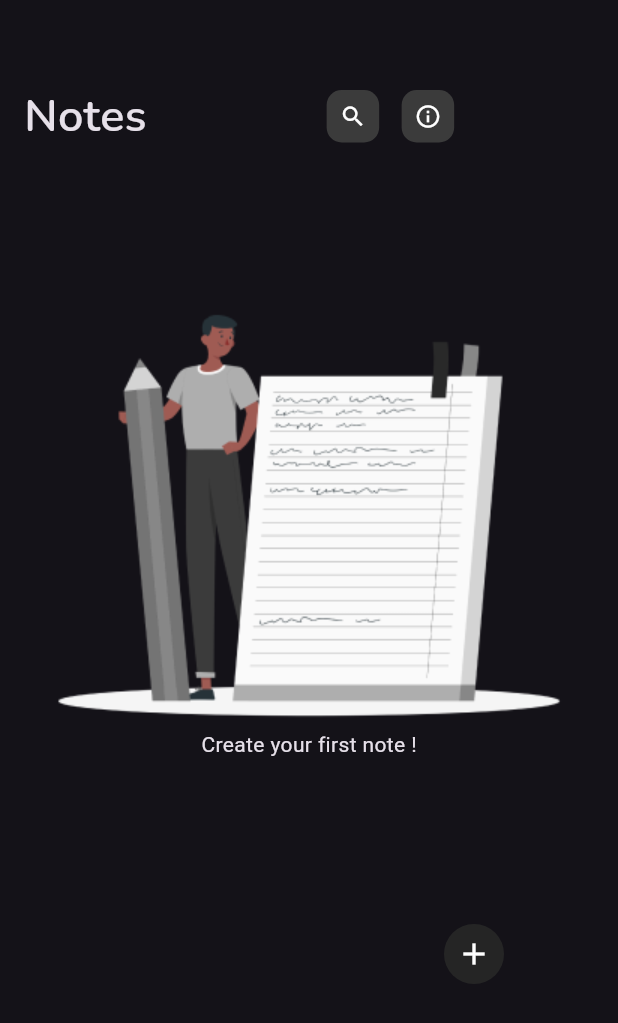
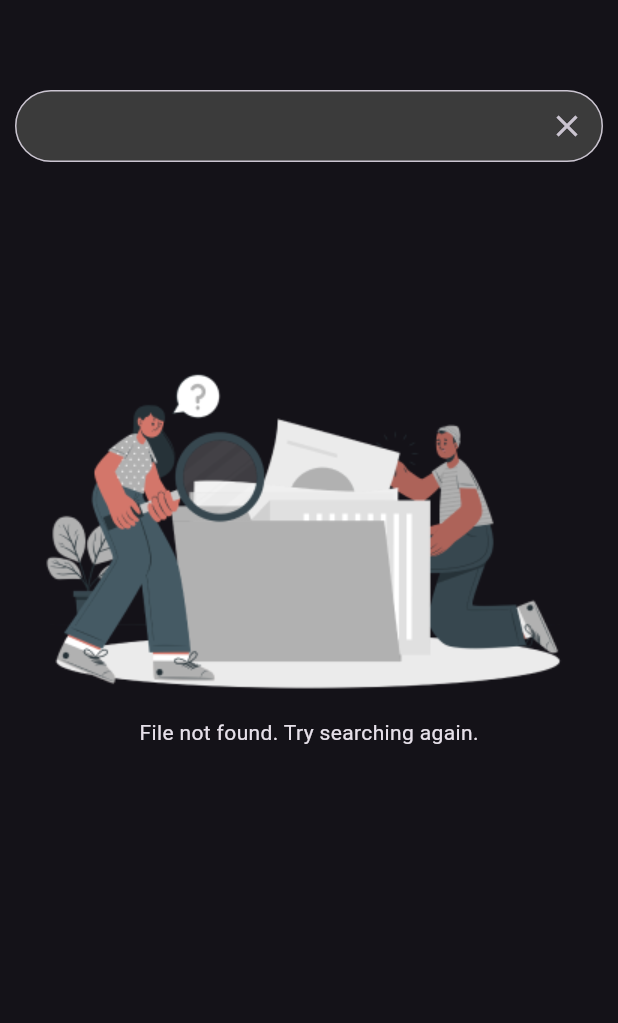
Before and after one commit to MohamedRabeaaa/Notes-App, a Flutter app: the screen it shows after launch, after a tap on the "info outline" icon, on a phone screen of 412 x 824 dp. Shown: the top 1023 px of the screen. Run offline on Flutter 3.47's test engine with Material 3 defaults, Android fonts, the phone set to English and light mode, and no system bars; Roboto replaces fonts that are missing (assets/fonts/Nunito-Light.ttf).

Commit message:
create search view , search empty view and modify floating action button

```diff
--- a/lib/constants/constants.dart
+++ b/lib/constants/constants.dart
@@ -10,3 +10,5 @@ Icon infoIchIcon = Icon(
   size: 18,
   color: Colors.white,
 );
+
+Icon closeIcon = Icon(Icons.close);
--- /dev/null
+++ b/lib/views/empty_search_view.dart
@@ -0,0 +1,39 @@
+import 'package:flutter/material.dart';
+
+import '../constants/constants.dart';
+import '../widgets/custom_text_from_field.dart';
+
+class EmptySearchView extends StatelessWidget {
+  final String? textSearch;
+  const EmptySearchView({
+    super.key,
+    this.textSearch,
+  });
+
+  @override
+  Widget build(BuildContext context) {
+    return Scaffold(
+      body: Column(
+        children: [
+          const SizedBox(
+            height: 50,
+          ),
+          CustomTextFromField(
+            hintText: textSearch,
+            icon: closeIcon,
+          ),
+          const SizedBox(
+            height: 120,
+          ),
+          Image.asset('assets/images/empty search.png'),
+          Text(
+            'File not found. Try searching again.',
+            style: TextStyle(
+              fontFamily: 'assets/fonts/Nunito-Light.ttf',
+            ),
+          ),
+        ],
+      ),
+    );
+  }
+}
--- a/lib/views/notes_view.dart
+++ b/lib/views/notes_view.dart
@@ -7,8 +7,17 @@ class NotesView extends StatelessWidget {
 
   @override
   Widget build(BuildContext context) {
-    return const Scaffold(
-      body: NotesViewBody(),
+    return Scaffold(
+      floatingActionButton: FloatingActionButton(
+        onPressed: () {},
+        backgroundColor: Color(0xff252525),
+        shape: const CircleBorder(),
+        child: const Icon(
+          Icons.add,
+          size: 35,
+        ),
+      ),
+      body: const NotesViewBody(),
     );
   }
 }
--- /dev/null
+++ b/lib/views/search_view.dart
@@ -0,0 +1,25 @@
+import 'package:flutter/material.dart';
+
+import '../constants/constants.dart';
+import '../widgets/custom_text_from_field.dart';
+
+class SearchView extends StatelessWidget {
+  const SearchView({super.key});
+
+  @override
+  Widget build(BuildContext context) {
+    return Scaffold(
+      body: Column(
+        children: [
+          SizedBox(
+            height: 50,
+          ),
+          CustomTextFromField(
+            hintText: 'Search by the keyword...',
+            icon: closeIcon,
+          ),
+        ],
+      ),
+    );
+  }
+}
--- a/lib/widgets/appbar_notes_view.dart
+++ b/lib/widgets/appbar_notes_view.dart
@@ -1,5 +1,7 @@
 import 'package:flutter/material.dart';
 import 'package:flutter/widgets.dart';
+import 'package:notes_app/views/empty_search_view.dart';
+import 'package:notes_app/views/search_view.dart';
 
 import '../constants/constants.dart';
 import 'custom_appbar_icon.dart';
@@ -14,18 +16,38 @@ class AppbarNotesView extends StatelessWidget {
         const Text(
           'Notes',
           style: TextStyle(
-            fontSize: 30,
+            fontSize: 34,
             fontWeight: FontWeight.w700,
           ),
         ),
         const SizedBox(
           width: 120,
         ),
-        CustomAppbarIcon(icon: searchIcon),
+        CustomAppbarIcon(
+          icon: searchIcon,
+          onPressed: () {
+            Navigator.push(
+              context,
+              MaterialPageRoute(
+                builder: (context) => SearchView(),
+              ),
+            );
+          },
+        ),
         const SizedBox(
           width: 15,
         ),
-        CustomAppbarIcon(icon: infoIchIcon),
+        CustomAppbarIcon(
+          icon: infoIchIcon,
+          onPressed: () {
+            Navigator.push(
+              context,
+              MaterialPageRoute(
+                builder: (context) => EmptySearchView(),
+              ),
+            );
+          },
+        ),
       ],
     );
   }
--- a/lib/widgets/custom_appbar_icon.dart
+++ b/lib/widgets/custom_appbar_icon.dart
@@ -2,23 +2,26 @@ import 'package:flutter/material.dart';
 
 class CustomAppbarIcon extends StatelessWidget {
   final Icon icon;
+  final VoidCallback onPressed;
+
   const CustomAppbarIcon({
     super.key,
     required this.icon,
+    required this.onPressed,
   });
 
   @override
   Widget build(BuildContext context) {
     return Container(
-      width: 35,
-      height: 35,
+      width: 37,
+      height: 37,
       decoration: BoxDecoration(
         borderRadius: BorderRadius.circular(10),
         color: const Color(0xff3B3B3B),
       ),
       child: Center(
         child: IconButton(
-          onPressed: () {},
+          onPressed: onPressed,
           icon: icon,
         ),
       ),
--- a/lib/widgets/custom_floating_button.dart
+++ /dev/null
@@ -1,30 +0,0 @@
-import 'package:flutter/material.dart';
-
-class CustomFloatingButton extends StatelessWidget {
-  const CustomFloatingButton({super.key});
-
-  @override
-  Widget build(BuildContext context) {
-    return Padding(
-      padding: const EdgeInsets.only(top: 110, left: 220),
-      child: Container(
-        width: 40,
-        height: 40,
-        decoration: BoxDecoration(
-          color: const Color(0xff252525),
-          borderRadius: BorderRadius.circular(50),
-        ),
-        child: Center(
-          child: IconButton(
-            onPressed: () {},
-            icon: Icon(
-              Icons.add,
-              color: Colors.white,
-            ),
-            // iconSize: 35, // Adjust the icon size as needed
-          ),
-        ),
-      ),
-    );
-  }
-}
--- /dev/null
+++ b/lib/widgets/custom_text_from_field.dart
@@ -0,0 +1,44 @@
+import 'package:flutter/material.dart';
+
+class CustomTextFromField extends StatelessWidget {
+  final String? hintText;
+  final Icon? icon;
+  const CustomTextFromField({
+    super.key,
+    this.hintText,
+    this.icon,
+  });
+
+  @override
+  Widget build(BuildContext context) {
+    return Padding(
+      padding: const EdgeInsets.all(10.0),
+      child: TextFormField(
+        decoration: InputDecoration(
+          border: OutlineInputBorder(
+            borderRadius: BorderRadius.circular(25),
+            borderSide: BorderSide(
+              color: Colors.transparent,
+              width: 0.0,
+            ),
+          ),
+          focusedBorder: OutlineInputBorder(
+            borderRadius: BorderRadius.circular(25),
+          ),
+          hintText: hintText,
+          hintStyle: const TextStyle(
+              fontSize: 18,
+              color: Color(0xffCCCCCC),
+              fontFamily: 'assets/fonts/Nunito-Light.ttf'),
+          filled: true,
+          fillColor: const Color(0xff3B3B3B),
+          suffixIcon: icon,
+          contentPadding: const EdgeInsets.symmetric(
+            vertical: 10,
+            horizontal: 25,
+          ),
+        ),
+      ),
+    );
+  }
+}
--- a/lib/widgets/notes_view_body.dart
+++ b/lib/widgets/notes_view_body.dart
@@ -1,5 +1,4 @@
 import 'package:flutter/material.dart';
-import 'package:notes_app/widgets/custom_floating_button.dart';
 
 import 'appbar_notes_view.dart';
 
@@ -26,7 +25,6 @@ class NotesViewBody extends StatelessWidget {
               fontFamily: 'assets/fonts/Nunito-Light.ttf',
             ),
           ),
-          const CustomFloatingButton(),
         ],
       ),
     );
```
Also changed, not shown: assets/images/empty search.png (added).
